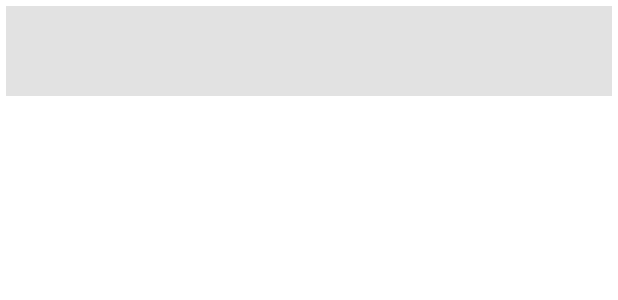
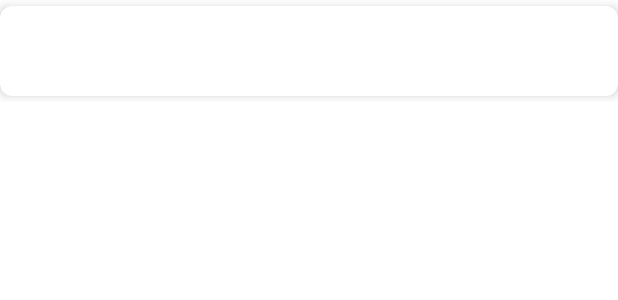
Before and after one commit to AlekseyM73/SecureRepo, an Android app: the layout recyclerview_item.xml on its own in the app's theme, with its tools: preview values and no code run, on a phone screen of 412 x 824 dp. Shown: the top 300 px of the screen. Run offline under Robolectric (Android 15) with nearby library versions, the phone set to English and light mode, and no system bars.

Commit message:
in process

```diff
--- a/app/build.gradle
+++ b/app/build.gradle
@@ -43,4 +43,5 @@ dependencies {
     implementation 'androidx.recyclerview:recyclerview-selection:1.0.0'
     implementation 'androidx.room:room-rxjava2:2.1.0'
     implementation 'com.google.android.material:material:1.0.0'
+    implementation 'androidx.cardview:cardview:1.0.0'
 }
--- a/app/src/main/java/com/example/securerepo/view/NewNoteActivity.java
+++ b/app/src/main/java/com/example/securerepo/view/NewNoteActivity.java
@@ -65,8 +65,6 @@ public class NewNoteActivity extends AppCompatActivity {
             Completable.fromAction(new Action() {
                 @Override
                 public void run() {
-                 /*   Note note = new Note(BytesConverter.charToBytes(titleChars),
-                            BytesConverter.charToBytes(bodyChars));*/
                     newNoteViewModel.insertNote(NoteCipher.encryptNote(BytesConverter.charToBytes(titleChars),BytesConverter.charToBytes(bodyChars), password));
                 }
             }).observeOn(AndroidSchedulers.mainThread())
@@ -79,8 +77,8 @@ public class NewNoteActivity extends AppCompatActivity {
                 public void onComplete() {
                     Toast.makeText(NewNoteActivity.this,
                             "Saved!", Toast.LENGTH_LONG).show();
-                    etTitle.setText("empty");
-                    etBody.setText("empty");
+                    etTitle.setText("");
+                    etBody.setText("");
                     Arrays.fill(titleChars, '0');
                     Arrays.fill(bodyChars, '0');
                     NewNoteActivity.super.onBackPressed();
--- a/app/src/main/java/com/example/securerepo/view/NoteListAdapter.java
+++ b/app/src/main/java/com/example/securerepo/view/NoteListAdapter.java
@@ -7,6 +7,7 @@ import android.view.ViewGroup;
 import android.widget.TextView;
 
 import androidx.annotation.NonNull;
+import androidx.cardview.widget.CardView;
 import androidx.recyclerview.widget.RecyclerView;
 
 import com.example.securerepo.R;
@@ -24,10 +25,12 @@ public class NoteListAdapter extends RecyclerView.Adapter<NoteListAdapter.NoteLi
 
     class NoteListHolder extends RecyclerView.ViewHolder {
 
+        private CardView cardView;
         private final TextView recyclerviewItemTitle;
 
         public NoteListHolder(@NonNull View itemView) {
             super(itemView);
+            cardView = itemView.findViewById(R.id.card_view);
             recyclerviewItemTitle = itemView.findViewById(R.id.recyclerviewItemTitle);
         }
 
--- a/app/src/main/java/com/example/securerepo/view/SetPasswordActivity.java
+++ b/app/src/main/java/com/example/securerepo/view/SetPasswordActivity.java
@@ -42,8 +42,8 @@ public class SetPasswordActivity extends Activity {
             etSetPassRepeat.getText().getChars(0, etSetPassRepeat.length(), password2, 0);
 
             if (isTwoPasswordEquals(password1, password2) && isPasswordLengthGood(password1)) {
-                etSetPass.setText("empty");
-                etSetPassRepeat.setText("empty");
+                etSetPass.setText("");
+                etSetPassRepeat.setText("");
                 startNextScreen(password1);
                /* Arrays.fill(password1,'0');
                 Arrays.fill(password2,'0');*/
--- a/app/src/main/res/layout/recyclerview_item.xml
+++ b/app/src/main/res/layout/recyclerview_item.xml
@@ -6,14 +6,24 @@
     android:layout_height="wrap_content"
     android:orientation="vertical">
 
-    <TextView
-        android:id="@+id/recyclerviewItemTitle"
+    <androidx.cardview.widget.CardView
+        xmlns:card_view="http://schemas.android.com/apk/res-auto"
+        android:id="@+id/card_view"
+        android:layout_gravity="center"
+        android:layout_height="60dp"
         android:layout_width="match_parent"
-        android:layout_height="60dp"
-        android:layout_margin="4dp"
-        android:background="#E2E2E2"
+        card_view:cardCornerRadius="8dp"
+        android:layout_marginTop="4dp"
+        android:layout_marginBottom="4dp"
+        card_view:cardElevation="4dp">
 
-        android:textSize="24sp"
-        android:textStyle="bold" />
+        <TextView
+            android:id="@+id/recyclerviewItemTitle"
+            android:layout_width="match_parent"
+            android:layout_height="match_parent"
+            android:layout_margin="4dp"
+            android:textSize="20sp"
+            android:textStyle="bold" />
+    </androidx.cardview.widget.CardView>
 
 </LinearLayout>
```
Also changed, not shown: app/src/main/java/com/example/securerepo/view/DetailNoteActivity.java (+10 -9 lines).
